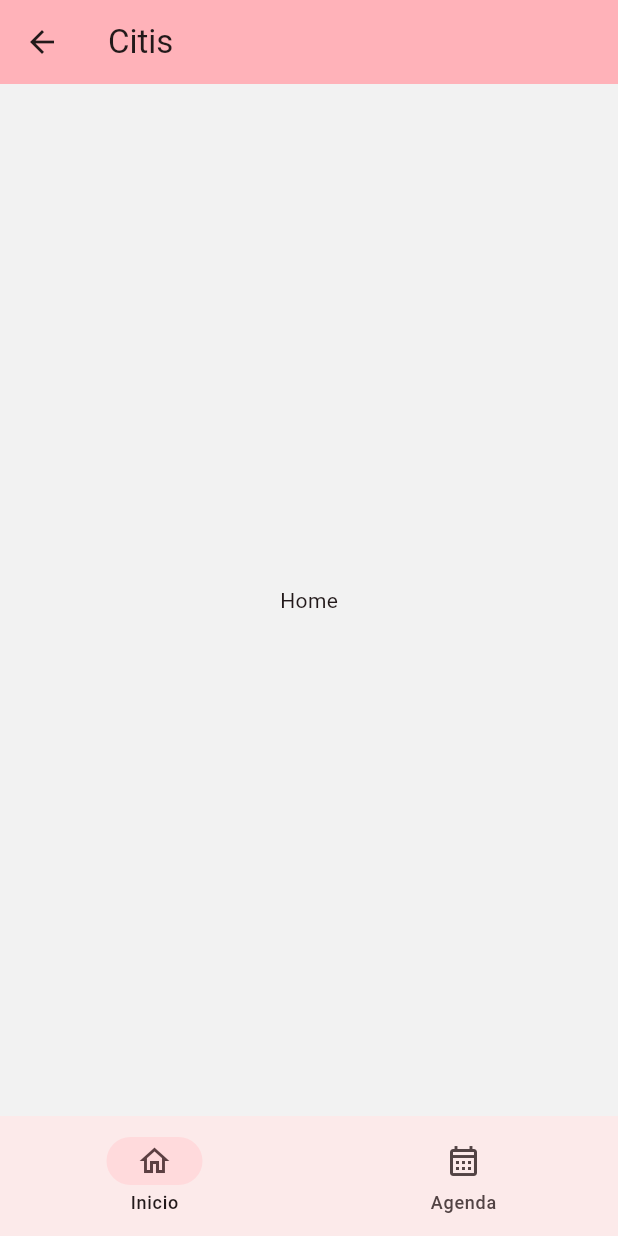
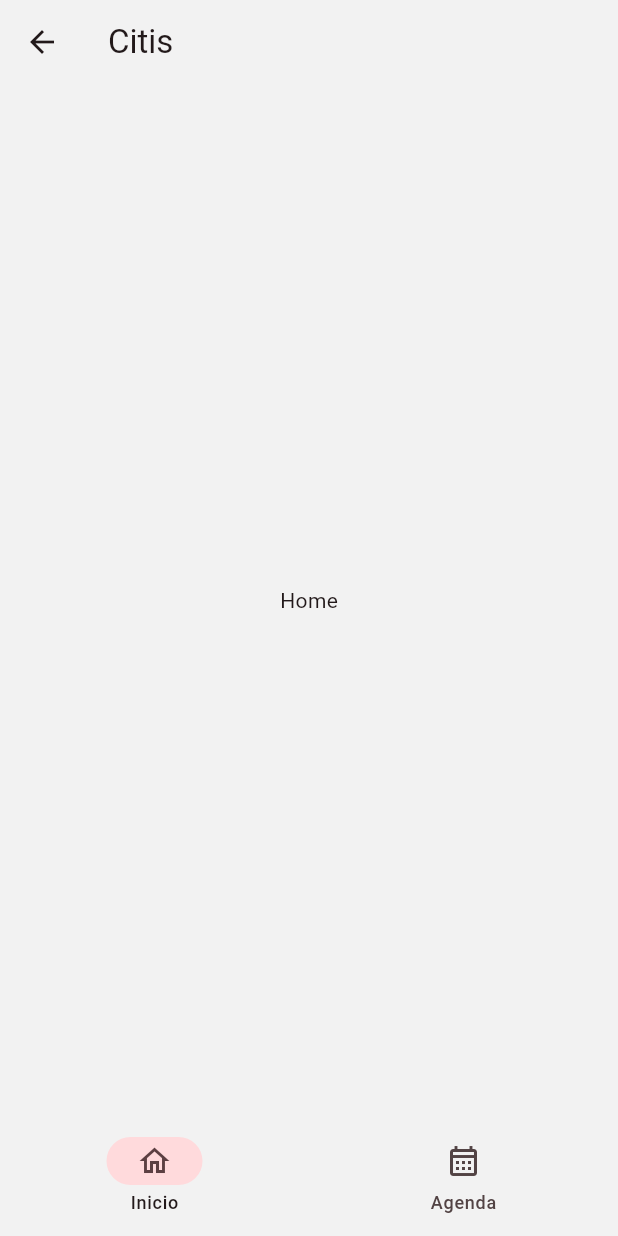
Before and after one commit to axl0d/citis, a Flutter app: the HomePage screen opened directly, on a phone screen of 412 x 824 dp. Run offline on Flutter 3.47's test engine with Material 3 defaults, Android fonts, the phone set to English and light mode, and no system bars; our stand-ins replace gap.

Commit message:
replace background color

```diff
--- a/lib/pages/home_page.dart
+++ b/lib/pages/home_page.dart
@@ -26,12 +26,11 @@ class _HomePageState extends State<HomePage> {
   @override
   Widget build(BuildContext context) {
     return Scaffold(
-      appBar: AppBar(
-        backgroundColor: Theme.of(context).colorScheme.inversePrimary,
-        title: const Text(appName),
-      ),
+      backgroundColor: background,
+      appBar: AppBar(title: const Text(appName)),
       body: bodies.elementAt(_currentIndex),
       bottomNavigationBar: NavigationBar(
+        backgroundColor: background,
         selectedIndex: _currentIndex,
         onDestinationSelected: _onItemTapped,
         destinations: const [
```
